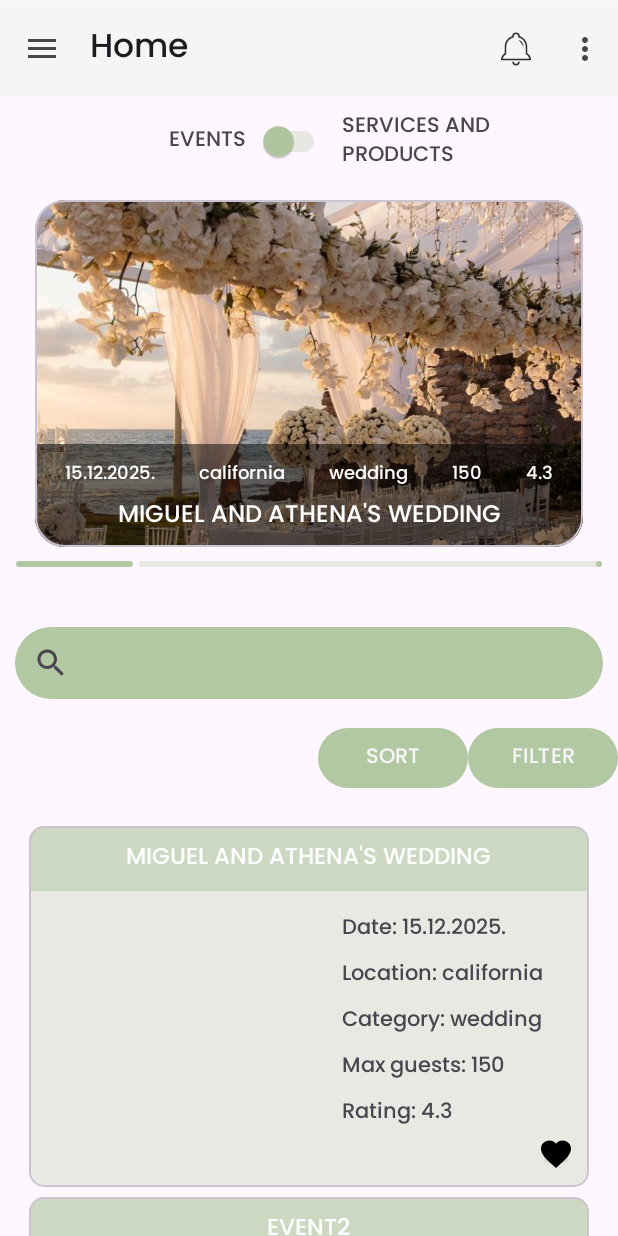
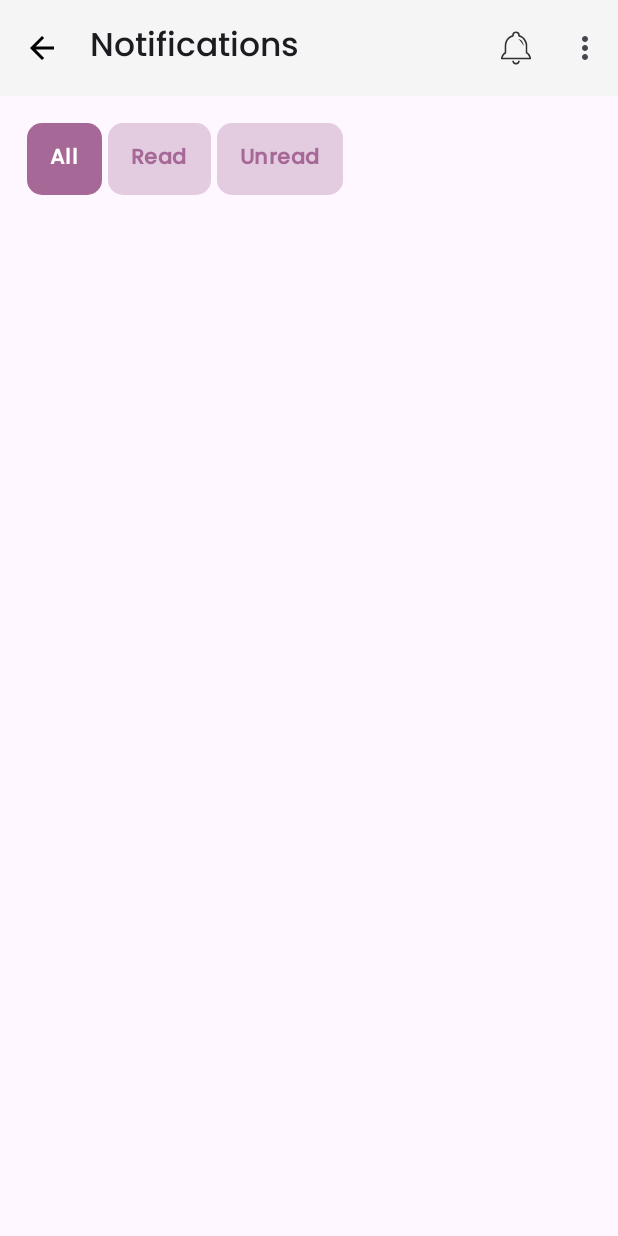
Before and after one commit to kzi-nastava/ma-project-event-planner-siit-2024-team-16, an Android app: the screen it shows after launch (PageActivity before the commit, NotificationsActivity after it), after a tap on "Notifications", on a phone screen of 412 x 824 dp. Run offline under Robolectric (Android 15) with nearby library versions, the phone set to English and light mode, and no system bars; our stand-ins replace navigation-ui.

Commit message:
feat: button design updated

```diff
--- a/app/src/main/AndroidManifest.xml
+++ b/app/src/main/AndroidManifest.xml
@@ -31,6 +31,8 @@
         <activity
             android:name=".activities.CreateServiceActivity"
             android:exported="false" />
+        <activity android:name=".activities.NotificationsActivity"
+            android:exported="false"/>
         <activity
             android:name=".activities.PageActivity"
             android:exported="false" />
--- /dev/null
+++ b/app/src/main/java/com/example/evenmate/activities/NotificationsActivity.java
@@ -0,0 +1,42 @@
+package com.example.evenmate.activities;
+
+import android.os.Bundle;
+import android.view.Menu;
+import android.view.MenuItem;
+import androidx.annotation.NonNull;
+import androidx.appcompat.app.ActionBar;
+import androidx.appcompat.app.AppCompatActivity;
+import androidx.appcompat.widget.Toolbar;
+import com.example.evenmate.R;
+
+public class NotificationsActivity extends AppCompatActivity {
+
+    @Override
+    protected void onCreate(Bundle savedInstanceState) {
+        super.onCreate(savedInstanceState);
+        setContentView(R.layout.activity_notifications);
+        Toolbar toolbar = findViewById(R.id.toolbar);
+        setSupportActionBar(toolbar);
+        ActionBar actionBar = getSupportActionBar();
+        if (actionBar != null) {
+            actionBar.setDisplayHomeAsUpEnabled(true);
+            actionBar.setHomeAsUpIndicator(R.drawable.ic_back_arrow);
+            actionBar.setTitle(R.string.notifications);
+        }
+    }
+
+    @Override
+    public boolean onCreateOptionsMenu(Menu menu) {
+        getMenuInflater().inflate(R.menu.toolbar_menu_logged_in, menu);
+        return true;
+    }
+
+    @Override
+    public boolean onOptionsItemSelected(@NonNull MenuItem item) {
+        if (item.getItemId() == android.R.id.home) {
+            onBackPressed();
+            return true;
+        }
+        return super.onOptionsItemSelected(item);
+    }
+}
--- a/app/src/main/java/com/example/evenmate/activities/PageActivity.java
+++ b/app/src/main/java/com/example/evenmate/activities/PageActivity.java
@@ -1,5 +1,6 @@
 package com.example.evenmate.activities;
 
+import android.content.Intent;
 import android.os.Bundle;
 import android.view.Menu;
 import android.view.MenuItem;
@@ -55,36 +56,29 @@ public class PageActivity extends AppCompatActivity {
             actionBar.setHomeButtonEnabled(true);
         }
 
-        actionBarDrawerToggle = new ActionBarDrawerToggle(
-                this, drawer, toolbar, R.string.navigation_drawer_open, R.string.navigation_drawer_close);
+        actionBarDrawerToggle = new ActionBarDrawerToggle(this, drawer, toolbar, R.string.navigation_drawer_open, R.string.navigation_drawer_close);
         drawer.addDrawerListener(actionBarDrawerToggle);
         actionBarDrawerToggle.syncState();
 
         navController = Navigation.findNavController(this, R.id.fragment_nav_content_main);
 
-        // Ensure consistency with AppBarConfiguration
-        Set<Integer> topLevelDestinations = new HashSet<>(Arrays.asList(
-                R.id.nav_login, R.id.HomepageFragment, R.id.providerServicesProductsFragment
-        ));
+        Set<Integer> topLevelDestinations = new HashSet<>(Arrays.asList(R.id.nav_login, R.id.HomepageFragment, R.id.providerServicesProductsFragment));
 
-        mAppBarConfiguration = new AppBarConfiguration.Builder(topLevelDestinations)
-                .setOpenableLayout(drawer)
-                .build();
+        mAppBarConfiguration = new AppBarConfiguration.Builder(topLevelDestinations).setOpenableLayout(drawer).build();
 
         NavigationUI.setupWithNavController(navigationView, navController);
         NavigationUI.setupActionBarWithNavController(this, navController, mAppBarConfiguration);
 
-        // Move Destination Changed Listener Here
         FragmentManager fragmentManager = getSupportFragmentManager();
         navController.addOnDestinationChangedListener((controller, destination, arguments) -> {
             if (destination.getId() == R.id.HomepageFragment) {
                 Fragment fragment = fragmentManager.findFragmentById(R.id.providerServicesProductsFragment);
-                if (fragment != null) {
+                if (fragment != null && fragment.isAdded()) {
                     fragment.onSaveInstanceState(new Bundle());
                 }
             } else if (destination.getId() == R.id.providerServicesProductsFragment) {
                 Fragment fragment = fragmentManager.findFragmentById(R.id.HomepageFragment);
-                if (fragment != null) {
+                if (fragment != null && fragment.isAdded()) {
                     fragment.onSaveInstanceState(new Bundle());
                 }
             }
@@ -93,13 +87,15 @@ public class PageActivity extends AppCompatActivity {
 
     @Override
     public boolean onCreateOptionsMenu(Menu menu) {
-        getMenuInflater().inflate(R.menu.toolbar_menu, menu);
+        getMenuInflater().inflate(R.menu.toolbar_menu_logged_in, menu);
         return true;
     }
 
     @Override
     public boolean onOptionsItemSelected(@NonNull MenuItem item) {
         if (item.getItemId() == R.id.action_notifications) {
+            Intent intent = new Intent(this, NotificationsActivity.class);
+            startActivity(intent);
             Toast.makeText(this, "Notifications clicked!", Toast.LENGTH_SHORT).show();
             return true;
         }
@@ -120,7 +116,6 @@ public class PageActivity extends AppCompatActivity {
                 Map.of("id", "5", "title", "Event5", "date", "15.12.2025.", "location", "Loc5", "category", "Cat5", "max_guests", "150", "rating", "4.3", "image", "@drawable/event", "isFavorite", "false")
         );
     }
-
     public static List<Map<String, String>> getTop5ServicesAndProducts() {
         return Arrays.asList(
                 Map.of("id", "1", "title", "Maya's Catering", "location", "California", "category", "Food", "price", "500", "rating", "4.3", "image", "@drawable/service", "isFavorite", "false"),
--- /dev/null
+++ b/app/src/main/res/drawable/changeable_text_color.xml
@@ -0,0 +1,5 @@
+<?xml version="1.0" encoding="utf-8"?>
+<selector xmlns:android="http://schemas.android.com/apk/res/android">
+    <item android:state_checked="true" android:color="@android:color/white"/>
+    <item android:state_checked="false" android:color="@color/purple"/>
+</selector>
--- /dev/null
+++ b/app/src/main/res/drawable/ic_back_arrow.xml
@@ -0,0 +1,5 @@
+<vector xmlns:android="http://schemas.android.com/apk/res/android" android:autoMirrored="true" android:height="24dp" android:tint="#000000" android:viewportHeight="960" android:viewportWidth="960" android:width="24dp">
+
+    <path android:fillColor="@android:color/white" android:pathData="M313,520L537,744L480,800L160,480L480,160L537,216L313,440L800,440L800,520L313,520Z"/>
+
+</vector>
--- /dev/null
+++ b/app/src/main/res/drawable/radio_normal.xml
@@ -0,0 +1,5 @@
+<?xml version="1.0" encoding="utf-8"?>
+<shape android:shape="rectangle" xmlns:android="http://schemas.android.com/apk/res/android">
+    <solid android:color="@color/light_purple"/>
+    <corners android:radius="10dp"/>
+</shape>
--- /dev/null
+++ b/app/src/main/res/drawable/radio_selected.xml
@@ -0,0 +1,5 @@
+<?xml version="1.0" encoding="utf-8"?>
+<shape android:shape="rectangle" xmlns:android="http://schemas.android.com/apk/res/android">
+    <solid android:color="@color/purple"/>
+    <corners android:radius="10dp"/>
+</shape>
--- /dev/null
+++ b/app/src/main/res/drawable/radio_selector.xml
@@ -0,0 +1,9 @@
+<?xml version="1.0" encoding="utf-8"?>
+<selector xmlns:android="http://schemas.android.com/apk/res/android">
+    <item android:state_checked="true"
+        android:drawable="@drawable/radio_selected"
+        />
+    <item android:state_checked="false"
+        android:drawable="@drawable/radio_normal"
+        />
+</selector>
--- /dev/null
+++ b/app/src/main/res/layout/activity_notifications.xml
@@ -0,0 +1,70 @@
+<?xml version="1.0" encoding="utf-8"?>
+<androidx.constraintlayout.widget.ConstraintLayout xmlns:android="http://schemas.android.com/apk/res/android"
+    xmlns:app="http://schemas.android.com/apk/res-auto"
+    xmlns:tools="http://schemas.android.com/tools"
+    android:layout_width="match_parent"
+    android:layout_height="match_parent">
+
+    <com.google.android.material.appbar.AppBarLayout
+        android:id="@+id/app_bar"
+        android:layout_width="match_parent"
+        android:layout_height="wrap_content"
+        app:layout_constraintTop_toTopOf="parent">
+
+        <androidx.appcompat.widget.Toolbar
+            android:id="@+id/toolbar"
+            android:layout_width="match_parent"
+            android:layout_height="?attr/actionBarSize"
+            android:background="?attr/colorSurface"
+            app:layout_scrollFlags="scroll|enterAlways"
+            app:menu="@menu/toolbar_menu_logged_in" />
+    </com.google.android.material.appbar.AppBarLayout>
+
+    <RadioGroup
+        android:layout_width="wrap_content"
+        android:layout_height="wrap_content"
+        android:orientation="horizontal"
+        android:padding="16dp"
+        app:layout_constraintTop_toBottomOf="@+id/app_bar"
+        tools:ignore="MissingConstraints">
+
+        <RadioButton
+            android:id="@+id/all"
+            android:layout_width="match_parent"
+            android:checked="true"
+            android:layout_margin="2dp"
+            android:paddingHorizontal="16dp"
+            android:textColor="@drawable/changeable_text_color"
+            android:layout_height="wrap_content"
+            android:background="@drawable/radio_selector"
+            android:textStyle="bold"
+            android:button="@android:color/transparent"
+            android:text="@string/all" />
+
+        <RadioButton
+            android:id="@+id/read"
+            android:layout_width="match_parent"
+            android:layout_height="wrap_content"
+            android:layout_margin="2dp"
+            android:paddingHorizontal="16dp"
+            android:textColor="@drawable/changeable_text_color"
+            android:background="@drawable/radio_selector"
+            android:button="@android:color/transparent"
+            android:textStyle="bold"
+            android:text="@string/read"/>
+
+        <RadioButton
+            android:id="@+id/unread"
+            android:layout_width="match_parent"
+            android:layout_height="wrap_content"
+            android:layout_margin="2dp"
+            android:paddingHorizontal="16dp"
+            android:textColor="@drawable/changeable_text_color"
+            android:background="@drawable/radio_selector"
+            android:textStyle="bold"
+            android:button="@android:color/transparent"
+            android:text="@string/unread"/>
+    </RadioGroup>
+
+
+</androidx.constraintlayout.widget.ConstraintLayout>
--- a/app/src/main/res/layout/activity_page_base.xml
+++ b/app/src/main/res/layout/activity_page_base.xml
@@ -23,7 +23,7 @@
             android:layout_height="?attr/actionBarSize"
             android:background="?attr/colorSurface"
             app:layout_scrollFlags="scroll|enterAlways"
-            app:menu="@menu/toolbar_menu">
+            app:menu="@menu/toolbar_menu_logged_in">
 
 
         </androidx.appcompat.widget.Toolbar>
--- a/app/src/main/java/com/example/evenmate/models/user/Company.java
+++ b/app/src/main/res/menu/toolbar_menu_logged_in.xml
@@ -1,19 +1,16 @@
-package com.example.evenmate.models.user;
+<?xml version="1.0" encoding="utf-8"?>
+<menu xmlns:tools="http://schemas.android.com/tools"
+    xmlns:android="http://schemas.android.com/apk/res/android"
+    xmlns:app="http://schemas.android.com/apk/res-auto">
 
-import com.example.evenmate.models.Address;
-
-import java.util.List;
-
-import lombok.Getter;
-import lombok.Setter;
-
-@Getter
-@Setter
-public class Company {
-    private String email;
-    private String name;
-    private Address address;
-    private String phone;
-    private String description;
-    private List<String> photos;
-}
+    <item android:id="@+id/nav_auth"
+        android:title="@string/login"
+        android:orderInCategory="100"
+        app:showAsAction="never" />
+    <item
+        android:id="@+id/action_notifications"
+        android:icon="@drawable/ic_notification"
+        android:title="@string/notifications"
+        app:showAsAction="always"
+        tools:ignore="AlwaysShowAction" />
+</menu>
--- a/app/src/main/res/values/strings.xml
+++ b/app/src/main/res/values/strings.xml
@@ -84,4 +84,7 @@
     <string name="ok">OK</string>
     <string name="cancel">Cancel</string>
     <string name="notifications">Notifications</string>
+    <string name="all">All</string>
+    <string name="read">Read</string>
+    <string name="unread">Unread</string>
 </resources>
```
Also changed, not shown: app/src/main/res/drawable/ic_notification.xml (renamed from app/src/main/res/drawable/notification_bell.xml).
